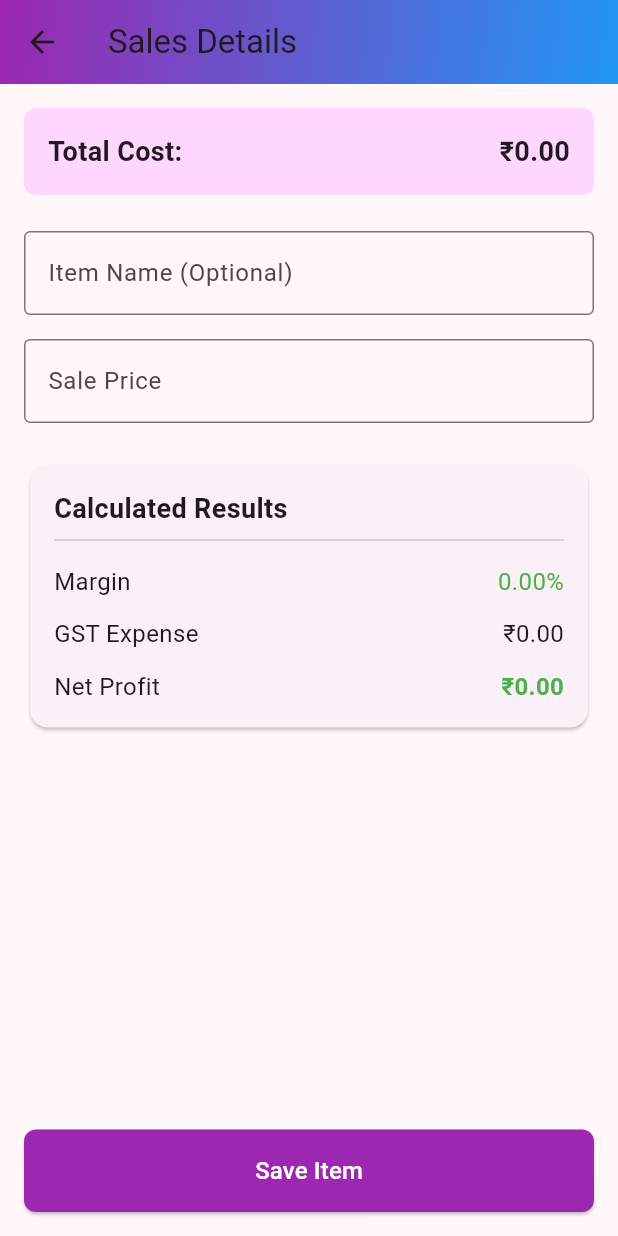
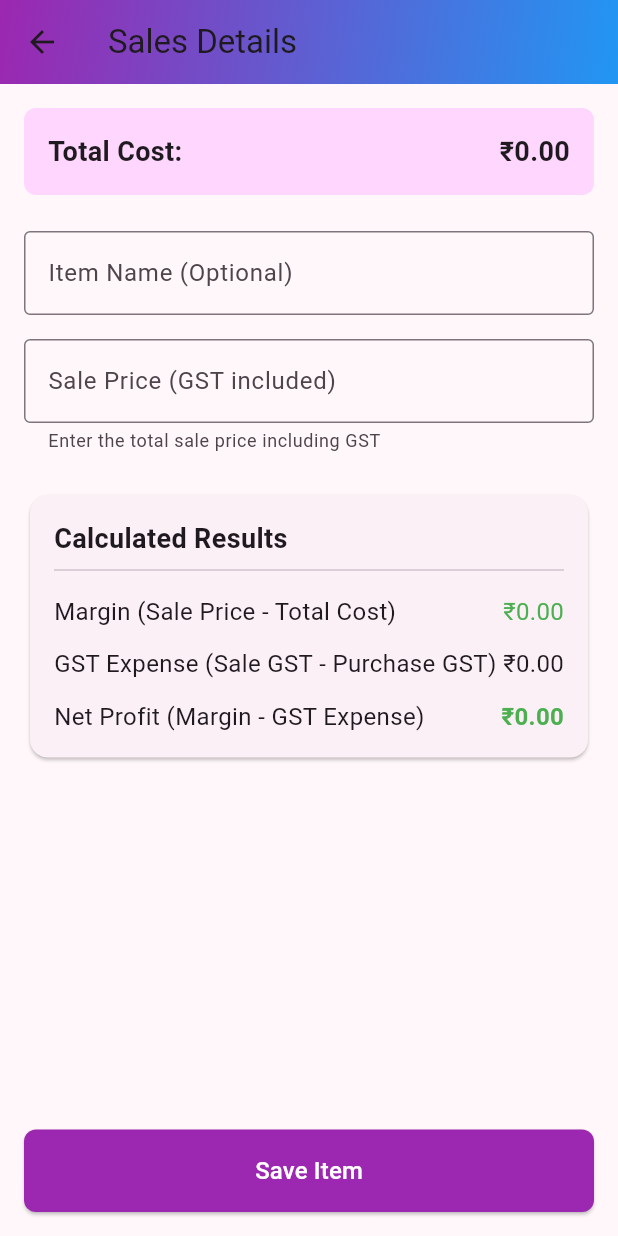
Before and after one commit to Adil-Mohamed7/gst_profit_app, a Flutter app: the SalesDetailsScreen screen opened directly with empty values, on a phone screen of 412 x 824 dp. Run offline on Flutter 3.47's test engine with Material 3 defaults, Android fonts, the phone set to English and light mode, and no system bars; our stand-ins replace hive_flutter, shared_preferences; accounts and stored records are empty.

```diff
--- a/lib/screens/sales_details_screen.dart.dart
+++ b/lib/screens/sales_details_screen.dart.dart
@@ -28,7 +28,8 @@ class _SalesDetailsScreenState extends State<SalesDetailsScreen> {
   final TextEditingController _nameController = TextEditingController();
   final TextEditingController _salePriceController = TextEditingController();
 
-  double _salePrice = 0.0;
+  double _salePriceWithGst = 0.0;
+  double _baseSalePrice = 0.0;
   double _margin = 0.0;
   double _gstExpense = 0.0;
   double _netProfit = 0.0;
@@ -48,18 +49,29 @@ class _SalesDetailsScreenState extends State<SalesDetailsScreen> {
 
   void _calculateProfitMetrics() {
     setState(() {
-      _salePrice = double.tryParse(_salePriceController.text) ?? 0.0;
+      // Sale price entered by user (including GST)
+      _salePriceWithGst = double.tryParse(_salePriceController.text) ?? 0.0;
 
-      if (widget.totalCost > 0 && _salePrice > 0) {
-        // Calculate margin as a percentage
-        _margin = ((_salePrice - widget.totalCost) / widget.totalCost) * 100;
+      if (_salePriceWithGst > 0) {
+        // Calculate base sale price (without GST)
+        _baseSalePrice = _salePriceWithGst / (1 + (widget.gstPercentage / 100));
 
-        // Calculate GST expense
-        _gstExpense = widget.purchaseValue * widget.gstPercentage / 100;
+        // Calculate margin (total selling price - total cost price)
+        _margin = _salePriceWithGst - widget.totalCost;
 
-        // Calculate net profit
-        _netProfit = _salePrice - widget.totalCost;
+        // Calculate GST in sale price
+        double gstInSalePrice = _salePriceWithGst - _baseSalePrice;
+
+        // Calculate GST in purchase price
+        double gstInPurchasePrice = widget.purchaseValue * widget.gstPercentage / 100;
+
+        // Calculate GST expense (GST in sale price - GST in purchase price)
+        _gstExpense = gstInSalePrice - gstInPurchasePrice;
+
+        // Calculate net profit (margin - GST expense)
+        _netProfit = _margin - _gstExpense;
       } else {
+        _baseSalePrice = 0.0;
         _margin = 0.0;
         _gstExpense = 0.0;
         _netProfit = 0.0;
@@ -77,7 +89,7 @@ class _SalesDetailsScreenState extends State<SalesDetailsScreen> {
         gstPercentage: widget.gstPercentage,
         freightCharge: widget.freightCharge,
         totalCost: widget.totalCost,
-        salePrice: _salePrice,
+        salePrice: _salePriceWithGst,
         margin: _margin,
         gstExpense: _gstExpense,
         netProfit: _netProfit,
@@ -147,7 +159,7 @@ class _SalesDetailsScreenState extends State<SalesDetailsScreen> {
                       ),
                     ],
                   ),
-),
+                ),
                 SizedBox(height: 24),
 
                 // Item Name (Optional)
@@ -161,13 +173,14 @@ class _SalesDetailsScreenState extends State<SalesDetailsScreen> {
                 ),
                 SizedBox(height: 16),
 
-                // Sale Price
+                // Sale Price (with GST)
                 TextFormField(
                   controller: _salePriceController,
                   decoration: InputDecoration(
-                    labelText: 'Sale Price',
+                    labelText: 'Sale Price (GST included)',
                     border: OutlineInputBorder(),
                     prefixText: '₹',
+                    helperText: 'Enter the total sale price including GST',
                   ),
                   keyboardType: TextInputType.numberWithOptions(decimal: true),
                   validator: (value) {
@@ -181,6 +194,53 @@ class _SalesDetailsScreenState extends State<SalesDetailsScreen> {
                   },
                 ),
                 SizedBox(height: 24),
+
+                // Sale price breakdown
+                if (_salePriceWithGst > 0)
+                  Container(
+                    padding: EdgeInsets.all(16),
+                    margin: EdgeInsets.only(bottom: 24),
+                    decoration: BoxDecoration(
+                    color: const Color.fromARGB(255, 73, 71, 71),
+                      borderRadius: BorderRadius.circular(8),
+                    ),
+                    child: Column(
+                      crossAxisAlignment: CrossAxisAlignment.start,
+                      children: [
+                        Text('Sale Price Breakdown:',
+                          style: TextStyle(
+                            fontWeight: FontWeight.bold,
+                            fontSize: 16,
+                          ),
+                        ),
+                        SizedBox(height: 8),
+                        Row(
+                          mainAxisAlignment: MainAxisAlignment.spaceBetween,
+                          children: [
+                            Text('Base Price:'),
+                            Text('₹${_baseSalePrice.toStringAsFixed(2)}'),
+                          ],
+                        ),
+                        SizedBox(height: 4),
+                        Row(
+                          mainAxisAlignment: MainAxisAlignment.spaceBetween,
+                          children: [
+                            Text('GST (${widget.gstPercentage.toStringAsFixed(widget.gstPercentage.truncateToDouble() == widget.gstPercentage ? 0 : 1)}%):'),
+                            Text('₹${(_salePriceWithGst - _baseSalePrice).toStringAsFixed(2)}'),
+                          ],
+                        ),
+                        SizedBox(height: 4),
+                        Divider(),
+                        Row(
+                          mainAxisAlignment: MainAxisAlignment.spaceBetween,
+                          children: [
+                            Text('Sale Price (with GST):'),
+                            Text('₹${_salePriceWithGst.toStringAsFixed(2)}'),
+                          ],
+                        ),
+                      ],
+                    ),
+                  ),
 
                 // Results section
                 Card(
@@ -201,22 +261,23 @@ class _SalesDetailsScreenState extends State<SalesDetailsScreen> {
 
                         // Margin
                         _resultRow(
-                          label: 'Margin',
-                          value: '${_margin.toStringAsFixed(2)}%',
+                          label: 'Margin (Sale Price - Total Cost)',
+                          value: '₹${_margin.toStringAsFixed(2)}',
                           color: _margin >= 0 ? Colors.green : Colors.red,
                         ),
                         SizedBox(height: 12),
 
                         // GST Expense
                         _resultRow(
-                          label: 'GST Expense',
+                          label: 'GST Expense (Sale GST - Purchase GST)',
                           value: '₹${_gstExpense.toStringAsFixed(2)}',
+                          color: _gstExpense >= 0 ? null : Colors.red,
                         ),
                         SizedBox(height: 12),
 
                         // Net Profit
                         _resultRow(
-                          label: 'Net Profit',
+                          label: 'Net Profit (Margin - GST Expense)',
                           value: '₹${_netProfit.toStringAsFixed(2)}',
                           color: _netProfit >= 0 ? Colors.green : Colors.red,
                           isBold: true,
@@ -260,10 +321,12 @@ class _SalesDetailsScreenState extends State<SalesDetailsScreen> {
     return Row(
       mainAxisAlignment: MainAxisAlignment.spaceBetween,
       children: [
-        Text(
-          label,
-          style: TextStyle(
-            fontSize: 16,
+        Expanded(
+          child: Text(
+            label,
+            style: TextStyle(
+              fontSize: 16,
+            ),
           ),
         ),
         Text(
```
Also changed, not shown: lib/screens/purchase_details_screen.dart (+59 -6 lines).
